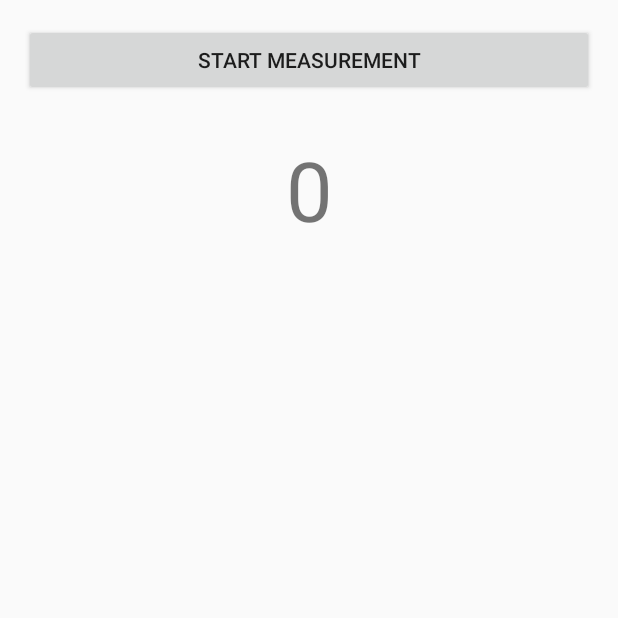
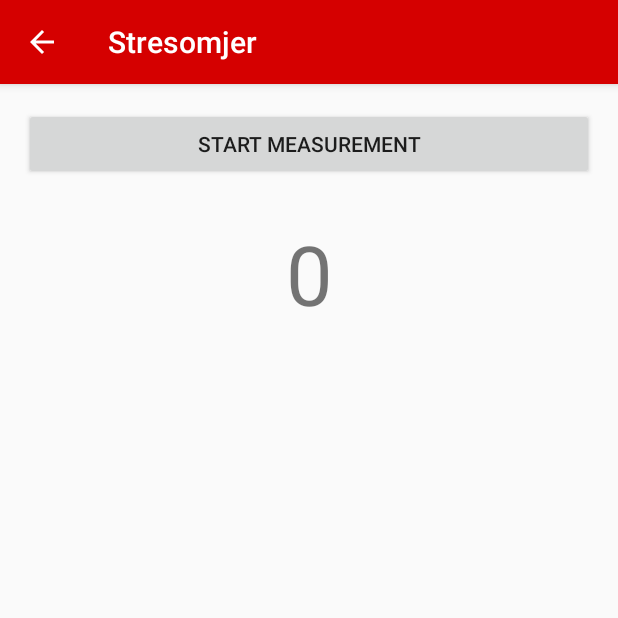
Before and after one commit to dotocan/Stresomjer, an Android app: the MainActivity screen opened directly, with no data from a screen before it, after a tap on an icon or button, on a phone screen of 412 x 824 dp, the top half of it. Run offline under Robolectric (Android 15) with nearby library versions, the phone set to English and light mode, and no system bars; 2 statements that could not run were skipped.

Commit message:
Saving login state in SharedPreferences. Small UI design changes.

```diff
--- a/build.gradle
+++ b/build.gradle
@@ -5,7 +5,7 @@ buildscript {
         jcenter()
     }
     dependencies {
-        classpath 'com.android.tools.build:gradle:2.1.0'
+        classpath 'com.android.tools.build:gradle:2.1.2'
 
         // NOTE: Do not place your application dependencies here; they belong
         // in the individual module build.gradle files
--- a/mobile/build.gradle
+++ b/mobile/build.gradle
@@ -36,7 +36,7 @@ dependencies {
 
     compile 'com.android.support:appcompat-v7:23.4.0'
     compile 'com.android.support:design:23.4.0'
-    compile 'com.google.android.gms:play-services:9.0.1'
+    compile 'com.google.android.gms:play-services:9.0.2'
     compile 'com.android.support:cardview-v7:23.4.0'
     compile 'com.android.support:recyclerview-v7:23.4.0'
     compile 'com.android.support:support-v4:23.4.0'
--- a/mobile/src/main/java/es/esy/stresomjer/stresomjer/Model/ServerRequest.java
+++ b/mobile/src/main/java/es/esy/stresomjer/stresomjer/Model/ServerRequest.java
@@ -1,4 +1,4 @@
-package es.esy.stresomjer.stresomjer.Model;
+package es.esy.stresomjer.stresomjer.model;
 
 /**
  * Created by domin on 6/9/2016.
--- a/mobile/src/main/java/es/esy/stresomjer/stresomjer/Model/ServerResponse.java
+++ b/mobile/src/main/java/es/esy/stresomjer/stresomjer/Model/ServerResponse.java
@@ -1,4 +1,4 @@
-package es.esy.stresomjer.stresomjer.Model;
+package es.esy.stresomjer.stresomjer.model;
 
 /**
  * Created by domin on 6/9/2016.
--- a/mobile/src/main/java/es/esy/stresomjer/stresomjer/Model/User.java
+++ b/mobile/src/main/java/es/esy/stresomjer/stresomjer/Model/User.java
@@ -1,4 +1,4 @@
-package es.esy.stresomjer.stresomjer.Model;
+package es.esy.stresomjer.stresomjer.model;
 
 /**
  * Created by domin on 6/9/2016.
--- a/mobile/src/main/java/es/esy/stresomjer/stresomjer/RequestInterface.java
+++ b/mobile/src/main/java/es/esy/stresomjer/stresomjer/RequestInterface.java
@@ -1,7 +1,7 @@
 package es.esy.stresomjer.stresomjer;
 
-import es.esy.stresomjer.stresomjer.Model.ServerRequest;
-import es.esy.stresomjer.stresomjer.Model.ServerResponse;
+import es.esy.stresomjer.stresomjer.model.ServerRequest;
+import es.esy.stresomjer.stresomjer.model.ServerResponse;
 import retrofit2.Call;
 import retrofit2.http.Body;
 import retrofit2.http.POST;
--- a/mobile/src/main/java/es/esy/stresomjer/stresomjer/activity/LoginRegistrationActivity.java
+++ b/mobile/src/main/java/es/esy/stresomjer/stresomjer/activity/LoginRegistrationActivity.java
@@ -20,16 +20,16 @@ public class LoginRegistrationActivity extends AppCompatActivity {
         super.onCreate(savedInstanceState);
         setContentView(R.layout.activity_login_registration);
 
-        sharedPreferences = getPreferences(0);
+        sharedPreferences = getSharedPreferences("Login", 0);
         initFragments();
     }
 
     private void initFragments() {
-        Fragment fragment = new LoginFragment()
-                ;
+        Fragment fragment = new LoginFragment();
 
         if (sharedPreferences.getBoolean(Constants.IS_LOGGED_IN, false)) {
             Intent iToMain = new Intent(this, MainActivity.class);
+            startActivity(iToMain);
         } else {
             fragment = new LoginFragment();
         }
--- a/mobile/src/main/java/es/esy/stresomjer/stresomjer/activity/MeasureActivity.java
+++ b/mobile/src/main/java/es/esy/stresomjer/stresomjer/activity/MeasureActivity.java
@@ -2,8 +2,10 @@ package es.esy.stresomjer.stresomjer.activity;
 
 import android.support.annotation.NonNull;
 import android.support.annotation.Nullable;
+import android.support.v7.app.ActionBar;
 import android.support.v7.app.AppCompatActivity;
 import android.os.Bundle;
+import android.support.v7.widget.Toolbar;
 import android.util.Log;
 import android.view.View;
 import android.widget.Button;
@@ -43,6 +45,16 @@ public class MeasureActivity extends AppCompatActivity  implements DataApi.DataL
         super.onCreate(savedInstanceState);
         setContentView(R.layout.activity_measure);
 
+        // Adding Toolbar to the screen
+        Toolbar toolbar = (Toolbar) findViewById(R.id.toolbar);
+        setSupportActionBar(toolbar);
+
+        // Adding menu icon to Toolbar
+        ActionBar supportActionBar = getSupportActionBar();
+        if (supportActionBar != null) {
+            supportActionBar.setDisplayHomeAsUpEnabled(true);
+        }
+
         btnMeasure = (Button) findViewById(R.id.btn_measure);
         tvReceivedBpm = (TextView) findViewById(R.id.tv_received_bpm);
 
@@ -61,7 +73,6 @@ public class MeasureActivity extends AppCompatActivity  implements DataApi.DataL
                 .build();
     }
 
-    /* ==================== MY CUSTOM METHODS START ==================== */
     // Create a data map and put data in it
     private void startMeasuring() {
         PutDataMapRequest putDataMapReq = PutDataMapRequest.create("/start");
@@ -77,9 +88,7 @@ public class MeasureActivity extends AppCompatActivity  implements DataApi.DataL
         tvReceivedBpm.setText(String.valueOf(receivedBpmValue));
 //        btnMeasure.setVisibility(View.VISIBLE);
     }
-    /* ==================== MY CUSTOM METHODS END ==================== */
 
-    /* ==================== GOOGLE API METHODS START ==================== */
     @Override
     public void onConnected(@Nullable Bundle bundle) {
         Wearable.DataApi.addListener(mGoogleApiClient, this);
@@ -111,7 +120,6 @@ public class MeasureActivity extends AppCompatActivity  implements DataApi.DataL
     public void onConnectionFailed(@NonNull ConnectionResult connectionResult) {
 
     }
-    /* ==================== GOOGLE API METHODS END ==================== */
 
     @Override
     protected void onResume() {
--- a/mobile/src/main/java/es/esy/stresomjer/stresomjer/fragment/RegisterFragment.java
+++ b/mobile/src/main/java/es/esy/stresomjer/stresomjer/fragment/RegisterFragment.java
@@ -12,9 +12,9 @@ import android.widget.EditText;
 import android.widget.TextView;
 
 import es.esy.stresomjer.stresomjer.Constants;
-import es.esy.stresomjer.stresomjer.Model.ServerRequest;
-import es.esy.stresomjer.stresomjer.Model.ServerResponse;
-import es.esy.stresomjer.stresomjer.Model.User;
+import es.esy.stresomjer.stresomjer.model.ServerRequest;
+import es.esy.stresomjer.stresomjer.model.ServerResponse;
+import es.esy.stresomjer.stresomjer.model.User;
 import es.esy.stresomjer.stresomjer.R;
 import es.esy.stresomjer.stresomjer.RequestInterface;
 import retrofit2.Call;
--- a/mobile/src/main/res/layout/activity_measure.xml
+++ b/mobile/src/main/res/layout/activity_measure.xml
@@ -1,35 +1,29 @@
 <?xml version="1.0" encoding="utf-8"?>
-<ScrollView xmlns:android="http://schemas.android.com/apk/res/android"
-    xmlns:tools="http://schemas.android.com/tools"
+<android.support.design.widget.CoordinatorLayout
+    xmlns:android="http://schemas.android.com/apk/res/android"
+    xmlns:app="http://schemas.android.com/apk/res-auto"
     android:layout_width="match_parent"
-    android:layout_height="match_parent"
-    android:paddingBottom="@dimen/activity_vertical_margin"
-    android:paddingLeft="@dimen/activity_horizontal_margin"
-    android:paddingRight="@dimen/activity_horizontal_margin"
-    android:paddingTop="@dimen/activity_vertical_margin"
-    tools:context="es.esy.stresomjer.stresomjer.activity.MeasureActivity">
+    android:layout_height="match_parent" >
 
-    <LinearLayout
+    <android.support.design.widget.AppBarLayout
         android:layout_width="match_parent"
-        android:layout_height="match_parent"
-        android:orientation="vertical">
+        android:layout_height="wrap_content"
+        android:theme="@style/ThemeOverlay.AppCompat.Dark.ActionBar"
+        >
 
-        <Button
-            android:id="@+id/btn_measure"
+        <android.support.v7.widget.Toolbar
+            android:id="@+id/toolbar"
             android:layout_width="match_parent"
-            android:layout_height="wrap_content"
-            android:text="@string/start_measurement"/>
+            android:layout_height="?attr/actionBarSize"
+            android:background="?attr/colorPrimary"
+            app:layout_scrollFlags="scroll|enterAlways"
+            app:popupTheme="@style/ThemeOverlay.AppCompat.Light" />
 
-        <TextView
-            android:id="@+id/tv_received_bpm"
-            android:layout_width="match_parent"
-            android:layout_height="wrap_content"
-            android:text="0"
-            android:gravity="center"
-            android:layout_margin="25dp"
-            android:textSize="55sp"
-            />
+    </android.support.design.widget.AppBarLayout>
 
-    </LinearLayout>
+    <include layout="@layout/content_measure"
+        android:layout_marginTop="?attr/actionBarSize"
+        android:layout_width="match_parent"
+        android:layout_height="wrap_content"/>
 
-</ScrollView>
+</android.support.design.widget.CoordinatorLayout>
--- /dev/null
+++ b/mobile/src/main/res/layout/content_measure.xml
@@ -0,0 +1,32 @@
+<?xml version="1.0" encoding="utf-8"?>
+<ScrollView xmlns:android="http://schemas.android.com/apk/res/android"
+    xmlns:tools="http://schemas.android.com/tools"
+    android:layout_width="match_parent"
+    android:layout_height="match_parent"
+    tools:context="es.esy.stresomjer.stresomjer.activity.MeasureActivity">
+
+    <LinearLayout
+        android:layout_width="match_parent"
+        android:layout_height="wrap_content"
+        android:orientation="vertical"
+        android:layout_margin="16dp">
+
+        <Button
+            android:id="@+id/btn_measure"
+            android:layout_width="match_parent"
+            android:layout_height="wrap_content"
+            android:text="@string/start_measurement"/>
+
+        <TextView
+            android:id="@+id/tv_received_bpm"
+            android:layout_width="match_parent"
+            android:layout_height="wrap_content"
+            android:text="0"
+            android:gravity="center"
+            android:layout_margin="25dp"
+            android:textSize="55sp"
+            />
+
+    </LinearLayout>
+
+</ScrollView>
--- a/mobile/src/main/res/menu/menu_main.xml
+++ b/mobile/src/main/res/menu/menu_main.xml
@@ -2,9 +2,17 @@
     xmlns:app="http://schemas.android.com/apk/res-auto"
     xmlns:tools="http://schemas.android.com/tools"
     tools:context=".activity.MainActivity">
+
     <item
         android:id="@+id/action_settings"
         android:title="@string/action_settings"
         android:orderInCategory="100"
         app:showAsAction="never" />
+
+    <item
+        android:id="@+id/action_logout"
+        android:title="@string/logout"
+        android:orderInCategory="100"
+        app:showAsAction="never" />
+
 </menu>
--- a/mobile/src/main/res/values/dimens.xml
+++ b/mobile/src/main/res/values/dimens.xml
@@ -2,6 +2,7 @@
     <!-- Default screen margins, per the Android Design guidelines. -->
     <dimen name="activity_horizontal_margin">16dp</dimen>
     <dimen name="activity_vertical_margin">16dp</dimen>
+
     <dimen name="md_keylines">16dp</dimen>
     <dimen name="app_bar_height">256dp</dimen>
     <dimen name="article_keylines">72dp</dimen>
--- a/mobile/src/main/res/values/strings.xml
+++ b/mobile/src/main/res/values/strings.xml
@@ -24,4 +24,5 @@
     <string name="activity">Activity:</string>
     <string name="date">Date:</string>
     <string name="time">Time:</string>
+    <string name="logout">Logout</string>
 </resources>
--- a/wear/src/main/java/es/esy/stresomjer/stresomjer/MainActivity.java
+++ b/wear/src/main/java/es/esy/stresomjer/stresomjer/MainActivity.java
@@ -72,7 +72,6 @@ public class MainActivity extends Activity implements
                 .build();
     }
 
-    /* ==================== MY CUSTOM METHODS START ==================== */
     // Create a data map and put data in it
     private void sendHeartbeatToPhone(int avgValue) {
         PutDataMapRequest putDataMapReq = PutDataMapRequest.create("/bpm");
@@ -95,9 +94,7 @@ public class MainActivity extends Activity implements
         tvBpm.setVisibility(View.INVISIBLE);
         tvStatus.setVisibility(View.VISIBLE);
     }
-    /* ==================== MY CUSTOM METHODS END ==================== */
 
-    /* ==================== GOOGLE API METHODS START ==================== */
     @Override
     public void onConnected(@Nullable Bundle bundle) {
         Wearable.DataApi.addListener(mGoogleApiClient, this);
@@ -133,9 +130,7 @@ public class MainActivity extends Activity implements
     public void onConnectionFailed(@NonNull ConnectionResult connectionResult) {
 
     }
-    /* ==================== GOOGLE API METHODS END ==================== */
 
-    /* ==================== SENSOR METHODS START ==================== */
     @Override
     public void onSensorChanged(SensorEvent sensorEvent) {
         // Checking if we are getting heartbeat sensor data and if
@@ -182,7 +177,6 @@ public class MainActivity extends Activity implements
     public void onAccuracyChanged(Sensor sensor, int accuracy) {
 
     }
-    /* ==================== SENSOR METHODS END ==================== */
 
     @Override
     protected void onResume() {
```
Also changed, not shown: mobile/src/main/AndroidManifest.xml (+3 -8 lines), mobile/src/main/java/es/esy/stresomjer/stresomjer/activity/MainActivity.java (+33 -11 lines), mobile/src/main/java/es/esy/stresomjer/stresomjer/fragment/LoginFragment.java (+5 -3 lines).
